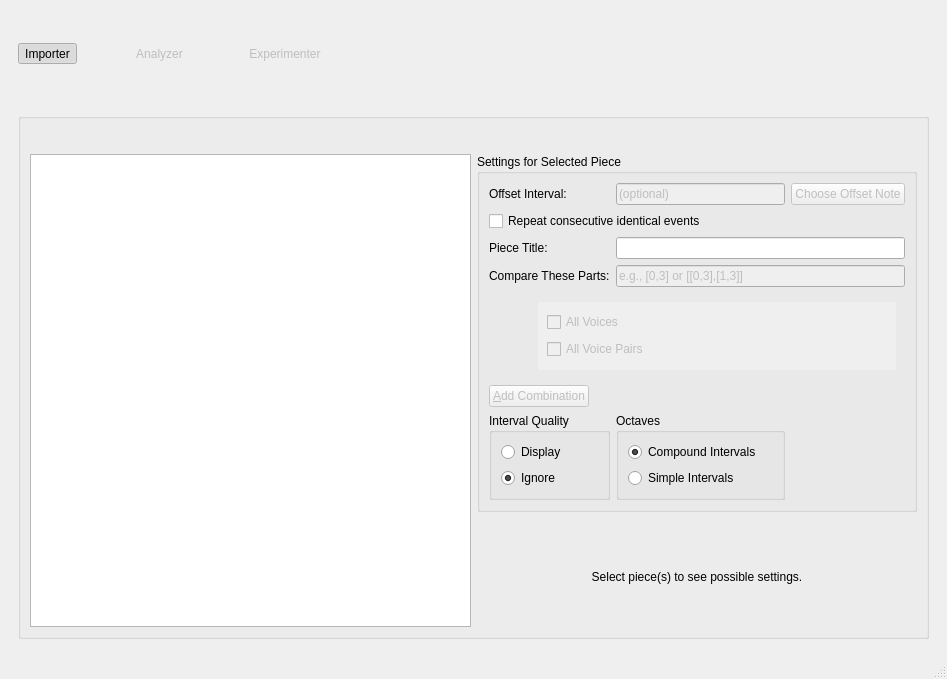
ELVIS-Project/vis-framework, file views/ui/main_window.ui: the form before one commit.
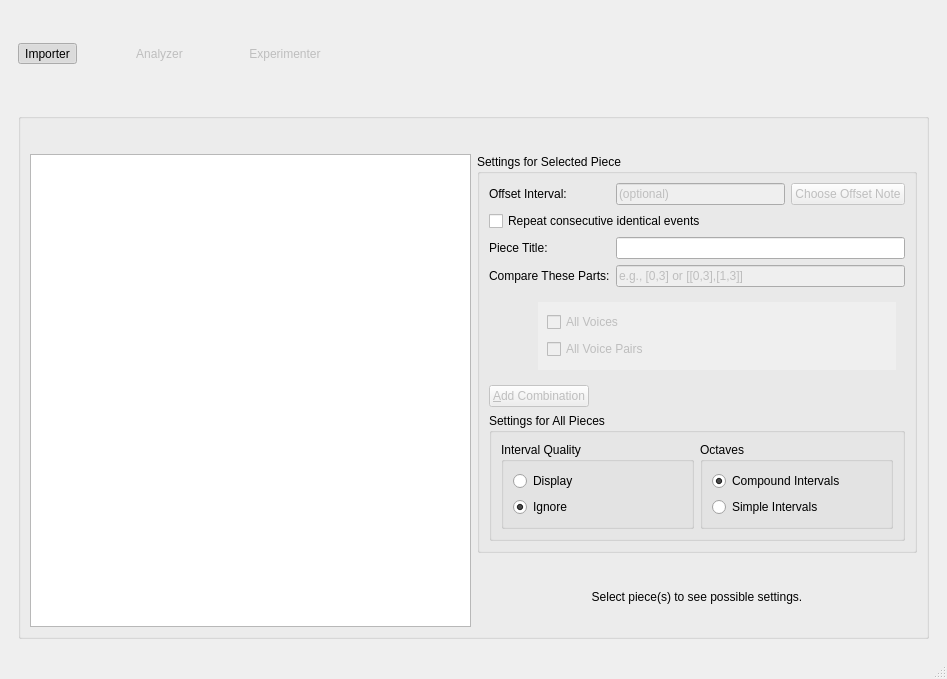
The form after the commit. Icons and pictures are not drawn.

Commit message:
Add Group Box for "Settings for All Pieces"
And I capitalized "All."

The edit to the form file:
```diff
--- a/views/ui/main_window.ui
+++ b/views/ui/main_window.ui
@@ -440,7 +440,7 @@
                      <rect>
                       <x>0</x>
                       <y>0</y>
-                      <width>384</width>
+                      <width>376</width>
                       <height>76</height>
                      </rect>
                     </property>
@@ -492,7 +492,13 @@
                 </property>
                </widget>
               </item>
-              <item row="9" column="0">
+              <item row="9" column="0" colspan="3">
+               <widget class="QGroupBox" name="groupBox_3">
+                <property name="title">
+                 <string>Settings for All Pieces</string>
+                </property>
+                <layout class="QHBoxLayout" name="horizontalLayout_2">
+                 <item>
                <widget class="QGroupBox" name="grp_quality">
                 <property name="title">
                  <string>Interval Quality</string>
@@ -518,7 +524,7 @@
                 </layout>
                </widget>
               </item>
-              <item row="9" column="1">
+                 <item>
                <widget class="QGroupBox" name="grp_octaves">
                 <property name="title">
                  <string>Octaves</string>
@@ -539,6 +545,9 @@
                    <property name="text">
                     <string>Simple Intervals</string>
                    </property>
+                     </widget>
+                    </item>
+                   </layout>
                   </widget>
                  </item>
                 </layout>
```
Lines whose indentation alone changed are shown as unchanged. The commit also changes 1 other file.
